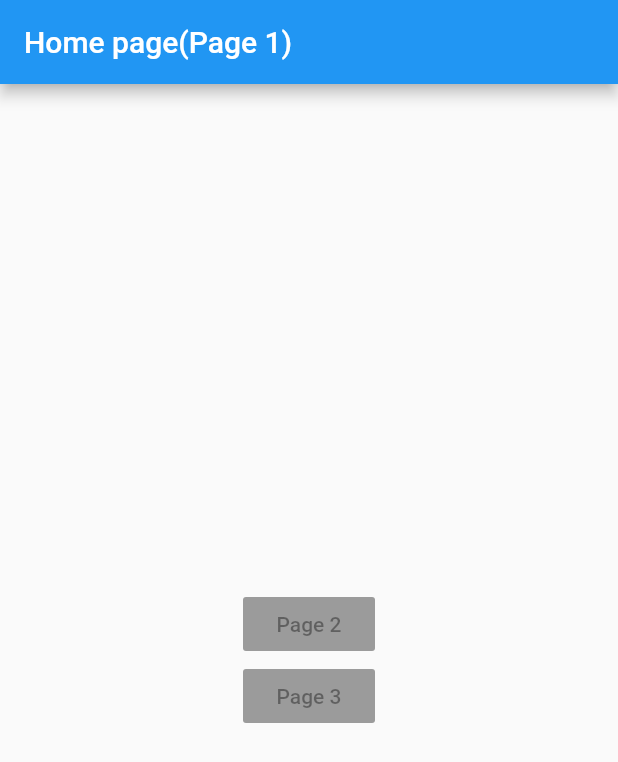
After one commit to maxstark3000/githubTut, a Flutter app: the screen it shows after launch, on a phone screen of 412 x 824 dp. The commit adds this screen. Shown: the top 762 px of the screen. Run offline on Flutter 3.47's test engine with Material 2 defaults, Android fonts, the phone set to English and light mode, and no system bars; our stand-ins replace auto_route.

Commit message:
name change

```diff
--- /dev/null
+++ b/lib/pages/homepage.dart
@@ -0,0 +1,27 @@
+import 'package:flutter/material.dart';
+
+class Page1 extends StatelessWidget {
+  @override
+  Widget build(BuildContext context) {
+    return MaterialApp(
+        title: 'Flutter Github Tutorial',
+        home: Scaffold(
+            appBar: AppBar(
+              title: Text('Home page(Page 1)'),
+            ),
+            body: Center(
+              child: Column(
+                mainAxisAlignment: MainAxisAlignment.center,
+                crossAxisAlignment: CrossAxisAlignment.center,
+                children: <Widget>[
+                  RaisedButton(child: Text('Page 2'), onPressed: null),
+                  RaisedButton(child: Text('Page 3'), onPressed: null)
+                ],
+              ),
+            )));
+  }
+}
+
+void directtoSecond(BuildContext context) {}
+
+void directtoThird(BuildContext context) {}
--- a/lib/pages/secondpage.dart
+++ b/lib/pages/secondpage.dart
@@ -15,7 +15,7 @@ class Page2 extends StatelessWidget {
           crossAxisAlignment: CrossAxisAlignment.center,
           children: <Widget>[
             RaisedButton(child: Text('Back to Page 1'), onPressed: null),
-            RaisedButton(child: Text('To Page 3'), onPressed: null)
+            RaisedButton(child: Text('To Page '), onPressed: null)
           ],
         ),
       ),
--- a/pubspec.yaml
+++ b/pubspec.yaml
@@ -23,7 +23,7 @@ environment:
 dependencies:
   flutter:
     sdk: flutter
-
+  auto_route: ^0.2.1
 
   # The following adds the Cupertino Icons font to your application.
   # Use with the CupertinoIcons class for iOS style icons.
@@ -32,7 +32,8 @@ dependencies:
 dev_dependencies:
   flutter_test:
     sdk: flutter
-
+  build_runner:
+  auto_route_generator: ^0.2.1+3
 # For information on the generic Dart part of this file, see the
 # following page: https://dart.dev/tools/pub/pubspec
 
```
Also changed, not shown: lib/routes/navigator.dart (added, +11 -0 lines), lib/routes/navigator.gr.dart (added), pubspec.lock.
